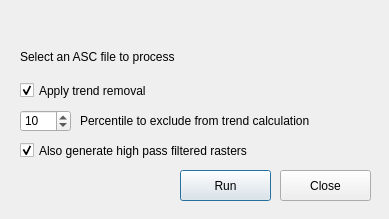
Qt form quick_mag_dialog_base.ui (pdurdin/QuickMag) before a commit.
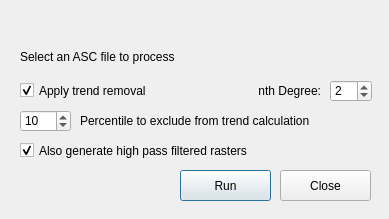
The same form after that commit. Custom widgets are drawn as their Qt base class.

```diff
--- a/quick_mag_dialog_base.ui
+++ b/quick_mag_dialog_base.ui
@@ -153,6 +153,38 @@
     <number>10</number>
    </property>
   </widget>
+  <widget class="QSpinBox" name="quickMagTrendDegree">
+   <property name="geometry">
+    <rect>
+     <x>330</x>
+     <y>80</y>
+     <width>42</width>
+     <height>22</height>
+    </rect>
+   </property>
+   <property name="maximum">
+    <number>10</number>
+   </property>
+   <property name="value">
+    <number>2</number>
+   </property>
+  </widget>
+  <widget class="QLabel" name="label">
+   <property name="geometry">
+    <rect>
+     <x>240</x>
+     <y>80</y>
+     <width>81</width>
+     <height>21</height>
+    </rect>
+   </property>
+   <property name="text">
+    <string>nth Degree:</string>
+   </property>
+   <property name="alignment">
+    <set>Qt::AlignRight|Qt::AlignTrailing|Qt::AlignVCenter</set>
+   </property>
+  </widget>
  </widget>
  <customwidgets>
   <customwidget>
```
